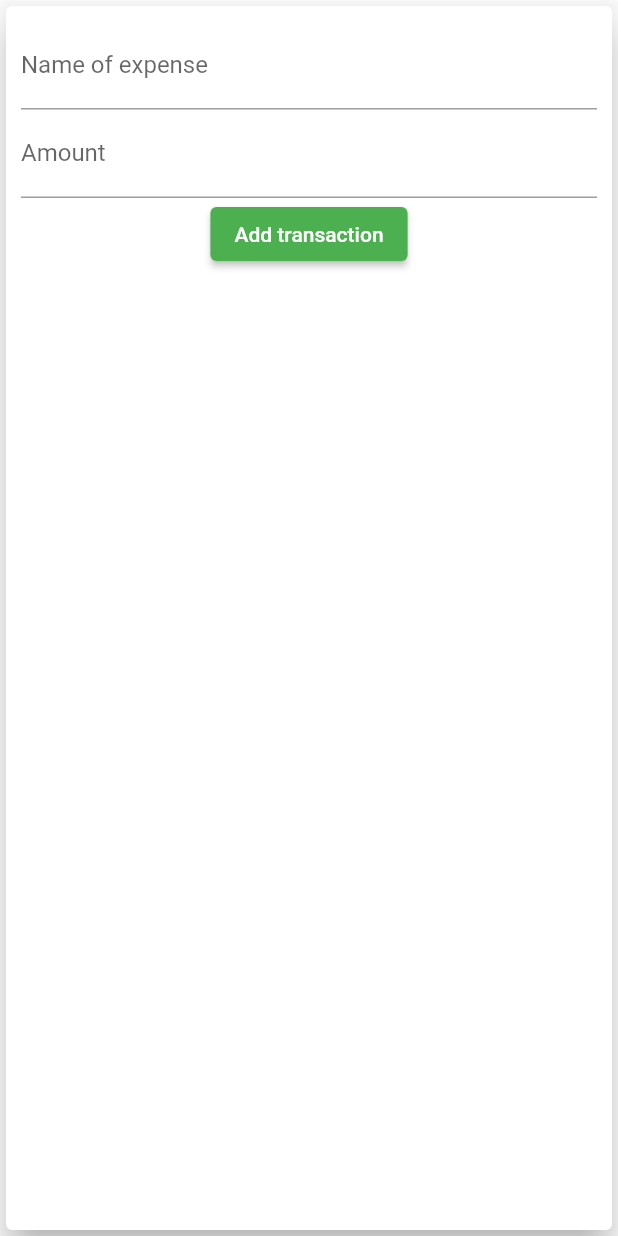
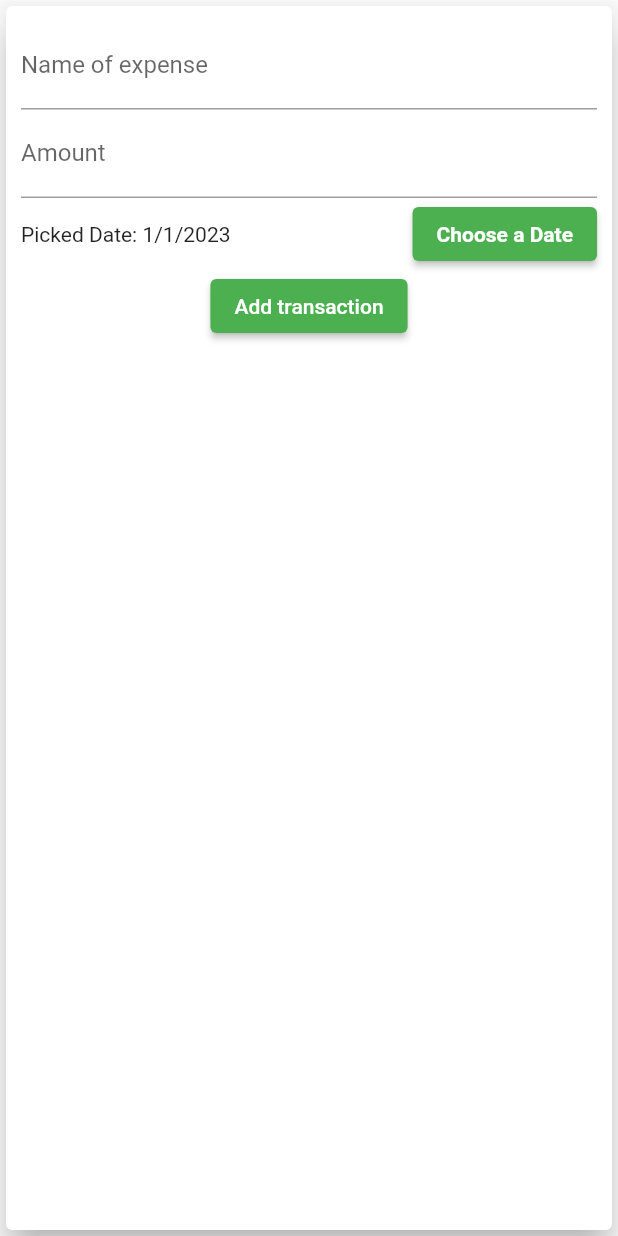
Before and after one commit to TRohit20/Flutter-Playground, a Flutter app: the NewTransaction widget shown alone on an empty page, opened directly with empty values, after a tap on "Add transaction", on a phone screen of 412 x 824 dp. Run offline on Flutter 3.47's test engine with Material 2 defaults, Android fonts, the phone set to English and light mode, and no system bars; our stand-ins replace firebase_auth, firebase_core; missing offline and left inert: dart:ffi; accounts and stored records are empty.

Commit message:
Adding a Date Picker to select a Date
Using the showDatePicker Method to use a Date Picker which allows the user to select the date of the expense

```diff
--- a/expense_tracker/lib/widgets/new_transaction.dart
+++ b/expense_tracker/lib/widgets/new_transaction.dart
@@ -1,4 +1,5 @@
 import 'package:flutter/material.dart';
+import 'package:intl/intl.dart';
 
 class NewTransaction extends StatefulWidget {
   final Function newTransaction;
@@ -11,13 +12,14 @@ class NewTransaction extends StatefulWidget {
 
 class _NewTransactionState extends State<NewTransaction> {
   // Saving the input per every key stroke
-  final transactionTitle = TextEditingController();
+  final _transactionTitle = TextEditingController();
 
-  final transactionAmount = TextEditingController();
+  final _transactionAmount = TextEditingController();
+  DateTime _pickedDate = DateTime(2023);
 
-  void submitData() {
-    final enteredTitle = transactionTitle.text;
-    final enteredAmount = double.parse(transactionAmount.text);
+  void _submitData() {
+    final enteredTitle = _transactionTitle.text;
+    final enteredAmount = double.parse(_transactionAmount.text);
 
     // Covering edge case or Check
     if (enteredTitle.isEmpty || enteredAmount <= 0) {
@@ -28,11 +30,28 @@ class _NewTransactionState extends State<NewTransaction> {
     // This is only available in the State class and gives you access to the connected widget
     // In order to access func or data from widget class from inside of this state class
     widget.newTransaction(
-        transactionTitle.text, double.parse(transactionAmount.text));
+        _transactionTitle.text, double.parse(_transactionAmount.text));
 
     // Calling the pop function from Navigator class using .of(context) method
     // This is used to close the top most widget or layer on screen (in this case the bottom sheet after submitting data)
     Navigator.of(context).pop();
+  }
+
+  void _selectDate() {
+    showDatePicker(
+            context: context,
+            initialDate: DateTime.now(),
+            firstDate: DateTime(2023),
+            lastDate: DateTime.now())
+        .then((selectedDate) {
+      if (selectedDate == null) {
+        return;
+      }
+
+      setState(() {
+        _pickedDate = selectedDate;
+      });
+    });
   }
 
   @override
@@ -47,22 +66,36 @@ class _NewTransactionState extends State<NewTransaction> {
           children: <Widget>[
             TextField(
               decoration: const InputDecoration(labelText: 'Name of expense'),
-              controller: transactionTitle,
-              onSubmitted: (_) => submitData(),
+              controller: _transactionTitle,
+              onSubmitted: (_) => _submitData(),
               // onChanged: (value) => transactionTitle = value,),
             ),
             TextField(
               decoration: const InputDecoration(labelText: 'Amount'),
-              controller: transactionAmount,
+              controller: _transactionAmount,
+            ),
+            Row(
+              children: [
+                Expanded(
+                  child: Text(_pickedDate == null
+                      ? 'No date chosen'
+                      : 'Picked Date: ${DateFormat.yMd().format(_pickedDate)}'),
+                ),
+                ElevatedButton(
+                    onPressed: _selectDate,
+                    child: Text(
+                      'Choose a Date',
+                      style: TextStyle(fontWeight: FontWeight.bold),
+                    ))
+              ],
             ),
             ElevatedButton(
-              onPressed: submitData,
-              style: const ButtonStyle(
-                  backgroundColor: MaterialStatePropertyAll(Colors.green)),
-              child: const Text(
-                'Add transaction',
-              ),
-            )
+                onPressed: _submitData,
+                style: const ButtonStyle(
+                    backgroundColor: MaterialStatePropertyAll(Colors.green)),
+                child: const Text(
+                  'Add transaction',
+                ))
           ],
         ),
       ),
```
